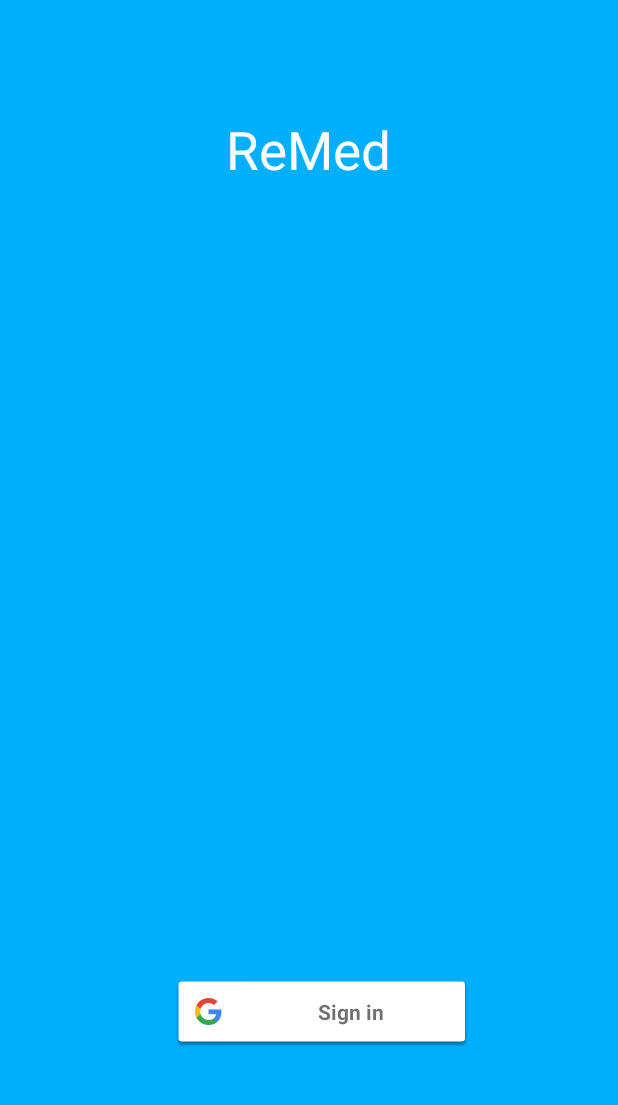
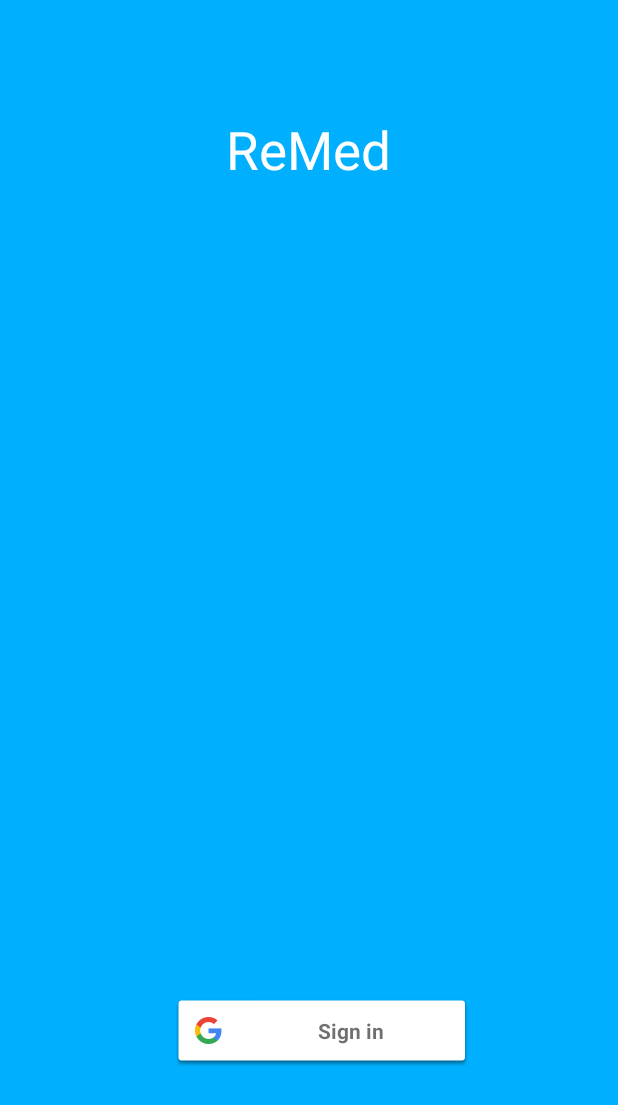
Before and after one commit to leono93/ReMed_Mobile, an Android app: the SignInActivity screen opened directly, with no data from a screen before it, on a phone screen of 412 x 824 dp. Shown: the top 1105 px of the screen. Run offline under Robolectric (Android 15) with nearby library versions, the phone set to English and light mode, and no system bars; our stand-ins replace Firebase (no records; nobody signed in at launch, a user with empty details on screens opened directly); Roboto replaces fonts that are not available here.

Commit message:
Update activity_sign_in.xml

```diff
--- a/app/src/main/res/layout/activity_sign_in.xml
+++ b/app/src/main/res/layout/activity_sign_in.xml
@@ -29,6 +29,8 @@
         android:layout_height="wrap_content"
         android:layout_gravity="center_horizontal"
         android:layout_marginTop="650dp"
+        android:layout_marginBottom="100dp"
+        app:layout_constraintBottom_toBottomOf="parent"
         app:layout_constraintEnd_toEndOf="parent"
         app:layout_constraintHorizontal_bias="0.54"
         app:layout_constraintStart_toStartOf="parent"
```
